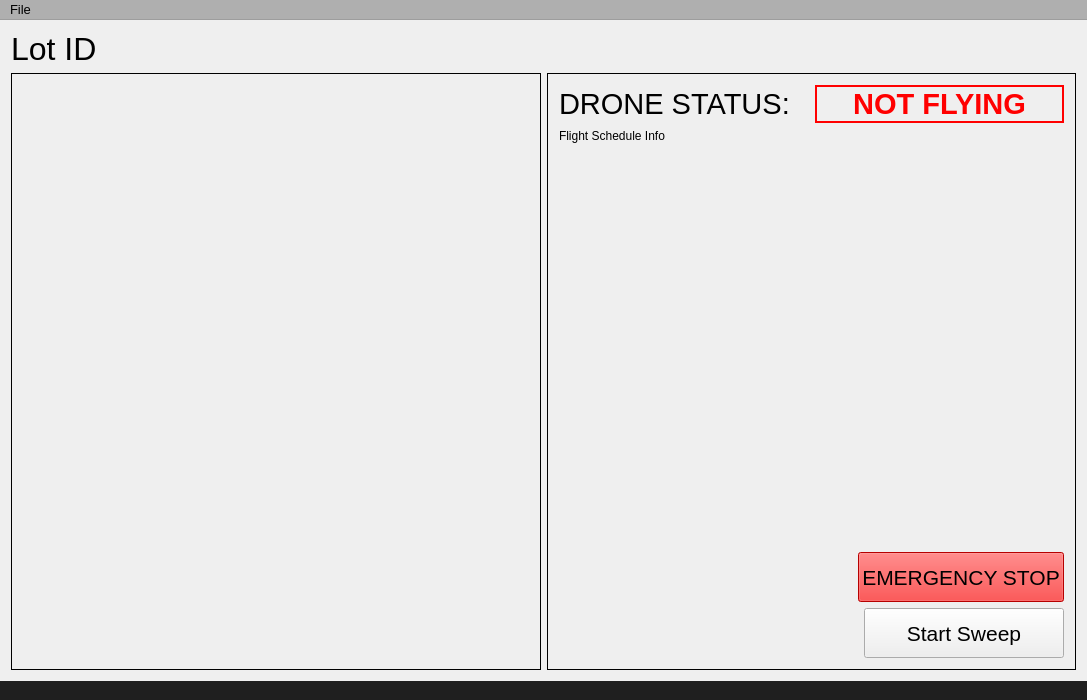
Qt form DronePark1/DronePark1/dronepark1.ui (Nomen-Naught/DronePark1) before a commit.
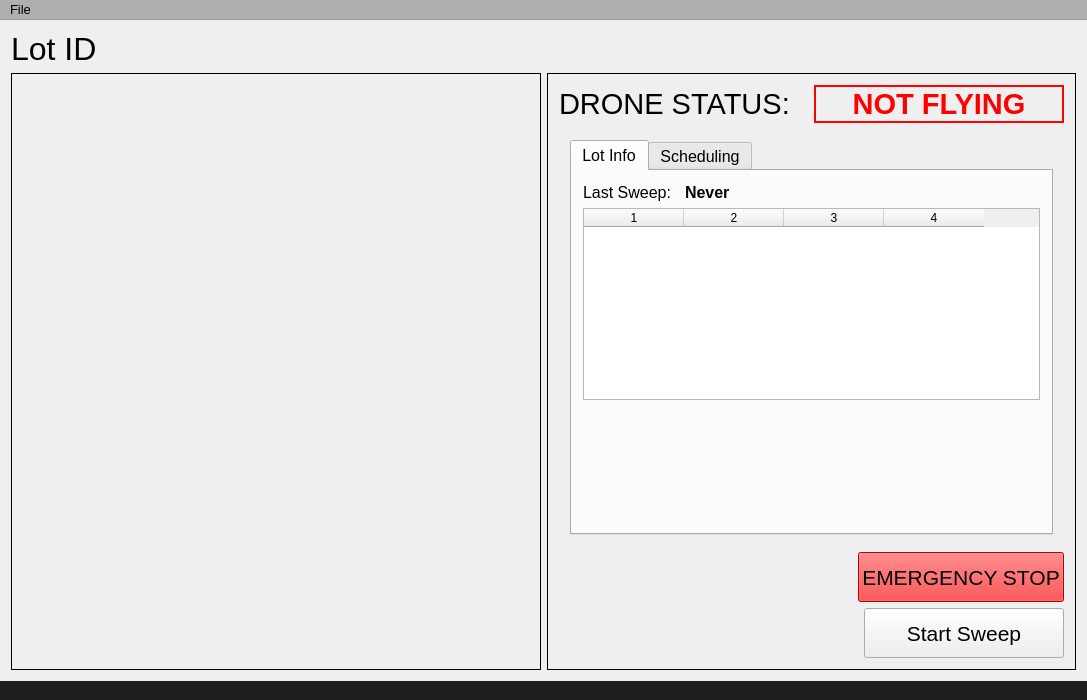
The same form after that commit. Icons and pictures are not drawn. Custom widgets are drawn as their Qt base class.

```diff
--- a/DronePark1/DronePark1/dronepark1.ui
+++ b/DronePark1/DronePark1/dronepark1.ui
@@ -56,6 +56,19 @@
            <property name="rightMargin">
             <number>2</number>
            </property>
+           <item>
+            <spacer name="horizontalSpacer_2">
+             <property name="orientation">
+              <enum>Qt::Horizontal</enum>
+             </property>
+             <property name="sizeHint" stdset="0">
+              <size>
+               <width>40</width>
+               <height>20</height>
+              </size>
+             </property>
+            </spacer>
+           </item>
           </layout>
          </item>
         </layout>
@@ -68,10 +81,10 @@
         </property>
         <layout class="QVBoxLayout" name="verticalLayout_2">
          <item>
-          <layout class="QVBoxLayout" name="statusLayout" stretch="0,8,0">
+          <layout class="QVBoxLayout" name="statusLayout" stretch="0,0,0">
            <item>
             <layout class="QHBoxLayout" name="horizontalLayout">
-             <item>
+             <item alignment="Qt::AlignLeft">
               <widget class="QLabel" name="flightStatusIdent">
                <property name="font">
                 <font>
@@ -83,8 +96,14 @@
                </property>
               </widget>
              </item>
-             <item>
+             <item alignment="Qt::AlignRight">
               <widget class="StatusLabel" name="flightStatus">
+               <property name="minimumSize">
+                <size>
+                 <width>250</width>
+                 <height>0</height>
+                </size>
+               </property>
                <property name="palette">
                 <palette>
                  <active>
@@ -536,16 +555,106 @@
             </layout>
            </item>
            <item>
-            <widget class="QLabel" name="flightScheduleInfo">
-             <property name="enabled">
-              <bool>true</bool>
+            <widget class="QFrame" name="DataLayout">
+             <property name="frameShape">
+              <enum>QFrame::NoFrame</enum>
              </property>
-             <property name="text">
-              <string>Flight Schedule Info</string>
-             </property>
-             <property name="alignment">
-              <set>Qt::AlignLeading|Qt::AlignLeft|Qt::AlignTop</set>
-             </property>
+             <layout class="QVBoxLayout" name="StatsScheduleLayout">
+              <item>
+               <widget class="QTabWidget" name="tabWidget">
+                <property name="font">
+                 <font>
+                  <pointsize>12</pointsize>
+                 </font>
+                </property>
+                <property name="currentIndex">
+                 <number>0</number>
+                </property>
+                <widget class="QWidget" name="lotInfoTab">
+                 <attribute name="title">
+                  <string>Lot Info</string>
+                 </attribute>
+                 <layout class="QVBoxLayout" name="verticalLayout_4">
+                  <item>
+                   <layout class="QHBoxLayout" name="lastSweepLayout">
+                    <property name="spacing">
+                     <number>0</number>
+                    </property>
+                    <item>
+                     <widget class="QLabel" name="lastSweepIdentifier">
+                      <property name="font">
+                       <font>
+                        <pointsize>12</pointsize>
+                       </font>
+                      </property>
+                      <property name="text">
+                       <string>Last Sweep:   </string>
+                      </property>
+                     </widget>
+                    </item>
+                    <item>
+                     <widget class="QLabel" name="lastSweep">
+                      <property name="font">
+                       <font>
+                        <pointsize>12</pointsize>
+                        <weight>75</weight>
+                        <bold>true</bold>
+                       </font>
+                      </property>
+                      <property name="text">
+                       <string>Never</string>
+                      </property>
+                     </widget>
+                    </item>
+                    <item>
+                     <spacer name="horizontalSpacer">
+                      <property name="orientation">
+                       <enum>Qt::Horizontal</enum>
+                      </property>
+                      <property name="sizeHint" stdset="0">
+                       <size>
+                        <width>40</width>
+                        <height>20</height>
+                       </size>
+                      </property>
+                     </spacer>
+                    </item>
+                   </layout>
+                  </item>
+                  <item>
+                   <widget class="QTableWidget" name="historyTable">
+                    <property name="columnCount">
+                     <number>4</number>
+                    </property>
+                    <column/>
+                    <column/>
+                    <column/>
+                    <column/>
+                   </widget>
+                  </item>
+                  <item>
+                   <spacer name="verticalSpacer">
+                    <property name="orientation">
+                     <enum>Qt::Vertical</enum>
+                    </property>
+                    <property name="sizeHint" stdset="0">
+                     <size>
+                      <width>20</width>
+                      <height>40</height>
+                     </size>
+                    </property>
+                   </spacer>
+                  </item>
+                 </layout>
+                </widget>
+                <widget class="QWidget" name="schedulingTab">
+                 <attribute name="title">
+                  <string>Scheduling</string>
+                 </attribute>
+                </widget>
+               </widget>
+              </item>
+             </layout>
             </widget>
            </item>
            <item>
@@ -554,7 +663,7 @@
               <enum>QLayout::SetMinimumSize</enum>
              </property>
              <item alignment="Qt::AlignRight">
-              <widget class="QPushButton" name="pushButton">
+              <widget class="QPushButton" name="emergencyStopButton">
                <property name="minimumSize">
                 <size>
                  <width>200</width>
```
